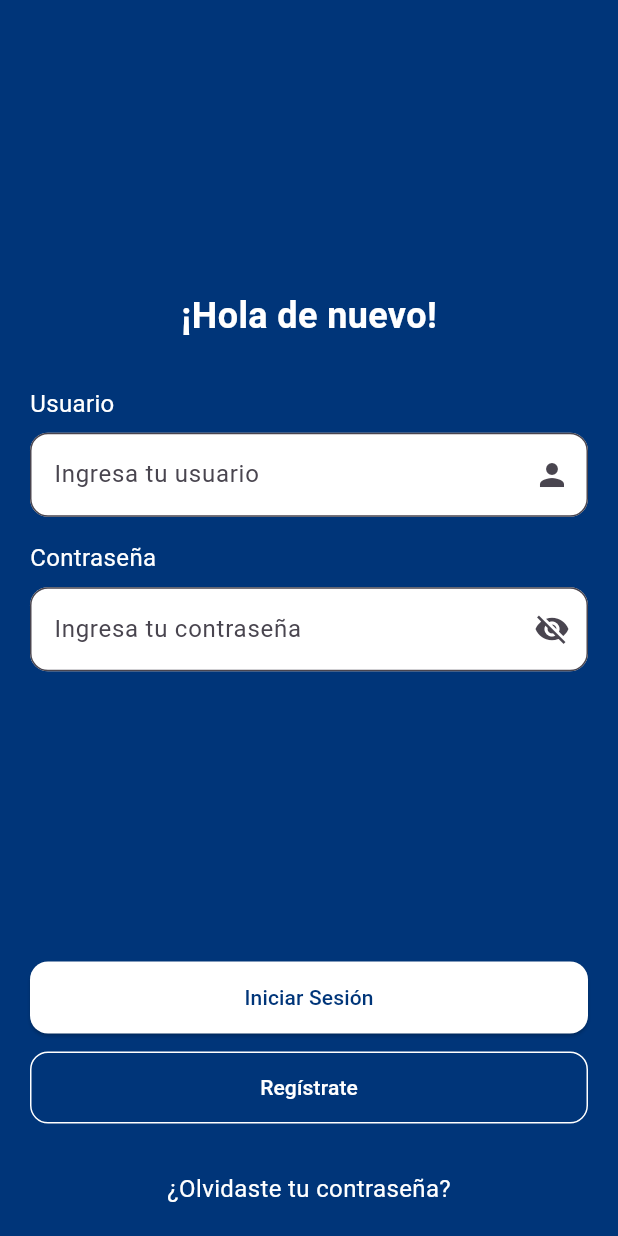
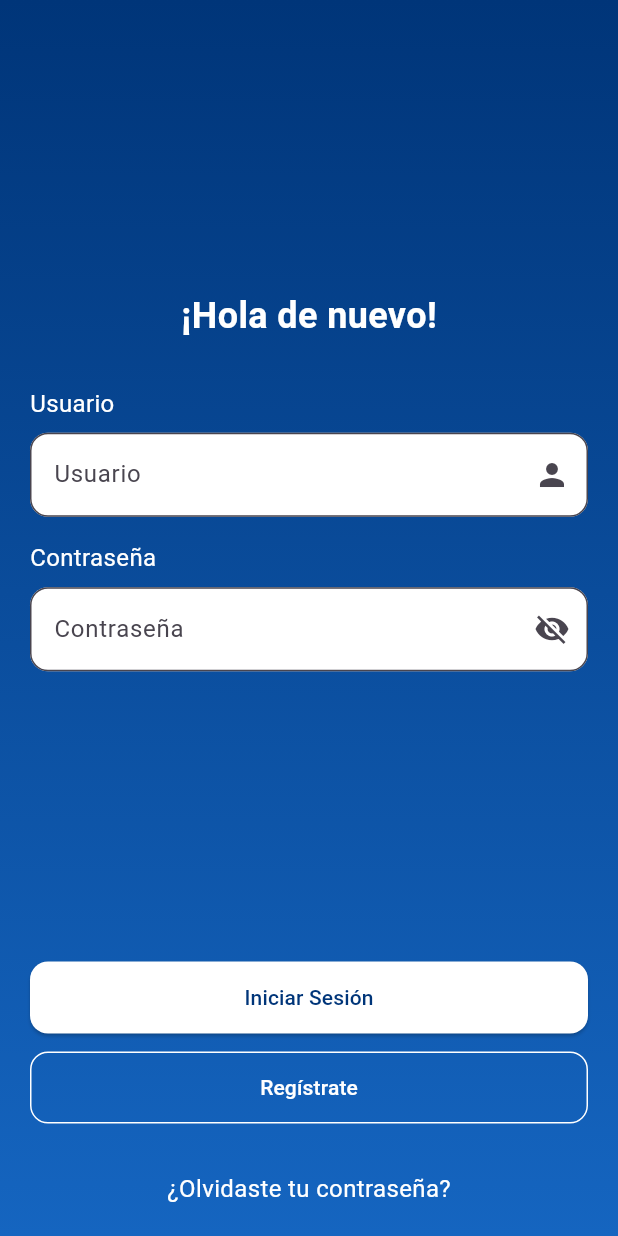
Before and after one commit to EstefanyH/labApp, a Flutter app: the screen it shows after launch, after a tap on "Iniciar Sesión", on a phone screen of 412 x 824 dp. Run offline on Flutter 3.47's test engine with Material 3 defaults, Android fonts, the phone set to English and light mode, and no system bars; our stand-ins replace flutter_riverpod, go_router.

Commit message:
integracion de estilo fondo

```diff
--- a/lib/src/features/auth/presentation/pages/login_page.dart
+++ b/lib/src/features/auth/presentation/pages/login_page.dart
@@ -1,5 +1,6 @@
 import 'package:applab/src/core/theme/app_colors.dart';
 import 'package:applab/src/core/theme/app_text_styles.dart';
+import 'package:applab/src/shared/app_background.dart';
 import 'package:applab/src/shared/auth_buttons.dart';
 import 'package:applab/src/shared/customTextField.dart';
 import 'package:flutter/material.dart';
@@ -15,8 +16,8 @@ class LoginPage extends ConsumerWidget {
     final isPasswordVisible = ref.watch(passwordVisibleProvider);
 
     return Scaffold(
-      backgroundColor: AppColors.primary,
-      body: SafeArea(
+      body: AppBackground(
+        child: SafeArea(
             child:  Padding(
               padding: EdgeInsets.fromLTRB(0, 20.0, 0, 20.0),
               child: Column(
@@ -34,14 +35,14 @@ class LoginPage extends ConsumerWidget {
 
                           CustomTextField(
                             label: "Usuario",
-                        hint: "Ingresa tu usuario",
+                            hint: "Usuario",
                             suffixIcon: Icons.person, // 👤 ícono derecha
                           ),
                           const SizedBox(height: 16),
 
                           CustomTextField(
                             label: "Contraseña",
-                        hint: "Ingresa tu contraseña",
+                            hint: "Contraseña",
                             suffixIcon: isPasswordVisible
                                 ? Icons.visibility
                                 : Icons.visibility_off, // 👁 dinámico
@@ -72,7 +73,9 @@ class LoginPage extends ConsumerWidget {
                   ),
                 ],
               ),),
+          ),// 👉 aquí va tu contenido
       ),
+
     );
   }
 }
--- a/lib/src/features/home/presentation/pages/home_page.dart
+++ b/lib/src/features/home/presentation/pages/home_page.dart
@@ -1,6 +1,7 @@
 import 'package:applab/src/core/routing/routes.dart';
 import 'package:applab/src/core/theme/app_colors.dart';
 import 'package:applab/src/core/theme/app_text_styles.dart';
+import 'package:applab/src/shared/app_background.dart';
 import 'package:applab/src/shared/auth_buttons.dart';
 import 'package:applab/src/shared/feature_slide.dart';
 import 'package:flutter/material.dart';
@@ -15,7 +16,8 @@ class HomePage extends ConsumerWidget {
   Widget build(BuildContext context, WidgetRef ref) {
     return Scaffold(
       backgroundColor: const Color(0xFF003579),
-      body: SafeArea(
+      body: AppBackground(
+        child: SafeArea(
         child: Column(
           children: [
             const SizedBox(height: 40),
@@ -69,7 +71,7 @@ class HomePage extends ConsumerWidget {
             ),
           ],
         ),
-      ),
+      ),)
 
     );
   }
--- /dev/null
+++ b/lib/src/shared/app_background.dart
@@ -0,0 +1,24 @@
+import 'package:flutter/material.dart';
+
+class AppBackground extends StatelessWidget {
+  final Widget child;
+
+  const AppBackground({super.key, required this.child});
+
+  @override
+  Widget build(BuildContext context) {
+    return Container(
+      decoration: const BoxDecoration(
+        gradient: LinearGradient(
+          colors: [
+            Color(0xFF003579), // Azul oscuro
+            Color(0xFF1565C0), // Azul más claro
+          ],
+          begin: Alignment.topCenter,
+          end: Alignment.bottomCenter,
+        ),
+      ),
+      child: child,
+    );
+  }
+}
```
Lines whose indentation alone changed are shown as unchanged.
